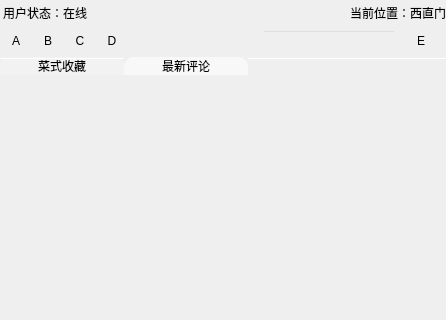
This is deliciousClient/mainwindow.ui in gaoxiaojun/delicacymap as Qt 5 draws it before an edit; both pictures show x 0 to 446 and y 0 to 320 of the 446 by 492 pixel window. The edited form follows.
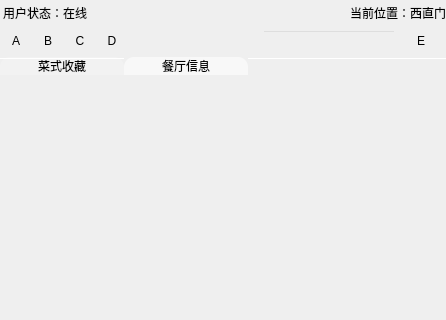
This is the edited form. The open tabs and pages were chosen to show the change. Icons and pictures are not drawn.

```diff
--- a/deliciousClient/mainwindow.ui
+++ b/deliciousClient/mainwindow.ui
@@ -314,7 +314,7 @@
           </widget>
           <widget class="QWidget" name="tab_comment">
            <attribute name="title">
-            <string>最新评论</string>
+            <string>餐厅信息</string>
            </attribute>
            <widget class="QTextEdit" name="textEdit">
             <property name="geometry">
```
Left out of the diff: 18 changed lines with no effect on the pictures.
